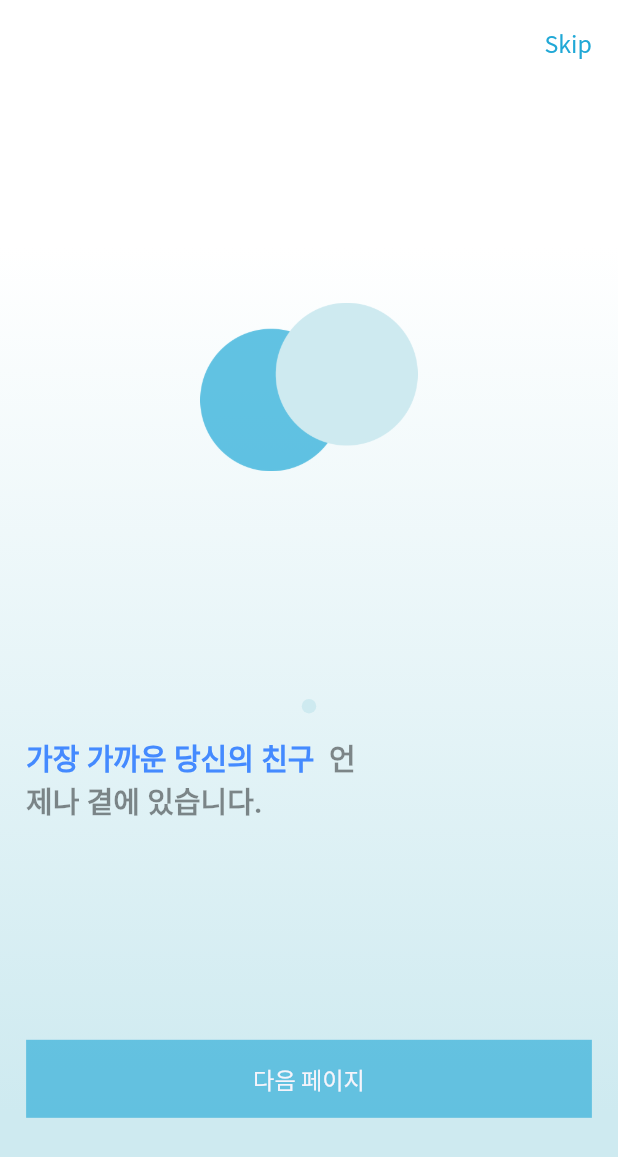
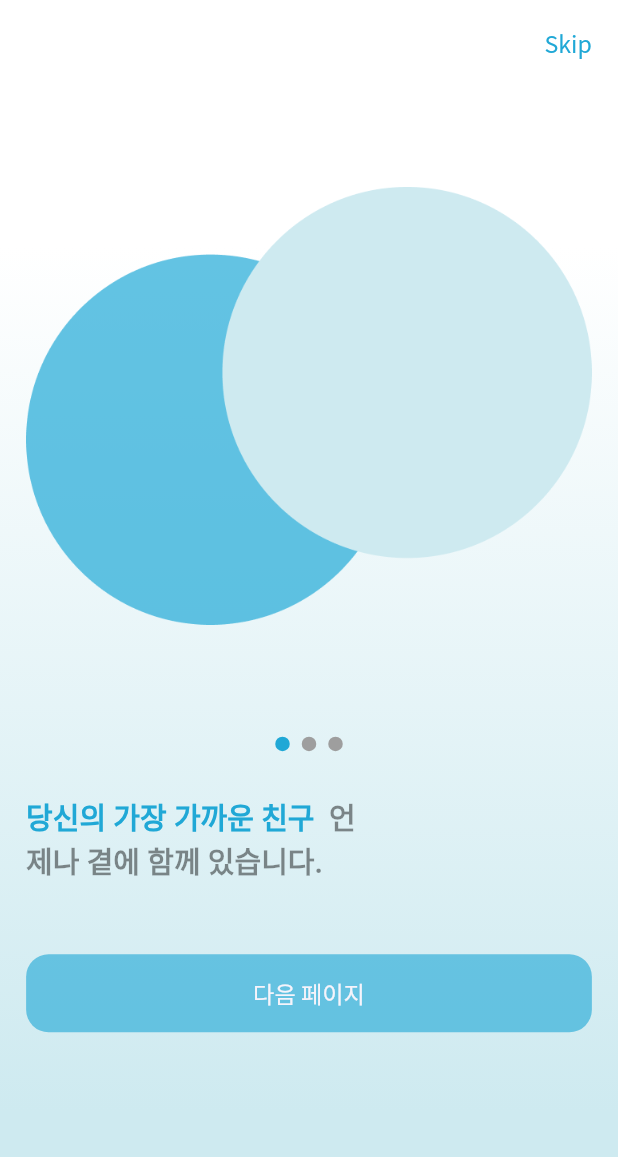
Before and after one commit to katcrow/myFirstProject, a Flutter app: the screen it shows after launch, on a phone screen of 412 x 824 dp. Shown: the top 1157 px of the screen. Run offline on Flutter 3.47's test engine with Material 2 defaults, Android fonts, the phone set to English and light mode, and no system bars; drawn by our look-alikes of smooth_page_indicator; our stand-ins replace flutter_screenutil, get, typewritertext.

Commit message:
온보드 리팩토링

```diff
--- a/lib/binding/main_binding.dart
+++ b/lib/binding/main_binding.dart
@@ -4,8 +4,17 @@ import 'package:get/get.dart';
 
 class MainBinding extends Bindings {
   @override
-  void dependencies() {
+  void dependencies() async {
+
+    await initializeFirebase();
+
     Get.put<WelcomeController>(WelcomeController());
     Get.put<OnboardingController>(OnboardingController());
+
+    // Get.lazyPut<OnboardingController>(()=>OnboardingController(), fenix: true);
+  }
+
+  Future initializeFirebase() async {
+    // Get.lazyPut<OnboardingController>(()=>OnboardingController(), fenix: true);
   }
 }
--- a/lib/core/theme/custom_text.dart
+++ b/lib/core/theme/custom_text.dart
@@ -5,5 +5,8 @@ class CustomText{
   static const String brand_name_1 = '첫번째';
   static const String brand_name_2 = '멘탈헬스케어 프로젝트';
 
+  static const String onboard_page_subtitle1_1 = "당신의 가장 가까운 친구";
+  static const String onboard_page_subtitle2_1 = "  언제나 곁에 함께 있습니다.";
+
 
 }
--- a/lib/launchscreen/application/welcome_controller.dart
+++ b/lib/launchscreen/application/welcome_controller.dart
@@ -12,7 +12,7 @@ class WelcomeController extends GetxController {
   //-- 일정시간동안 잡아둬야 하기 때문에 async 처리 해야한다.
   void _departWelcome() async {
     await Future.delayed(Duration(seconds: 5));
-    //-- 4초 뒤 온보드 화면으로 라우팅한다.
+    //-- 5초 뒤 온보드 화면으로 라우팅한다.
     Get.offAllNamed(Routes.ONBOARD);
   }
 }
--- a/lib/launchscreen/presentation/welcome_screen.dart
+++ b/lib/launchscreen/presentation/welcome_screen.dart
@@ -20,7 +20,7 @@ class WelcomeScreen extends StatelessWidget {
               style: TextStyle(
                 fontWeight: FontWeight.bold,
                 fontSize: 24.0.sp,
-                color: AppColors.mentalBrandLightColor,
+                color: AppColors.mentalBrandColor2,
               ),
             ),
             SizedBox(width: 10.0.w),
@@ -31,7 +31,7 @@ class WelcomeScreen extends StatelessWidget {
                 style: TextStyle(
                   fontWeight: FontWeight.bold,
                   fontSize: 24.0.sp,
-                  color: AppColors.mentalBrandColor2,
+                  color: Colors.black45,
                 ),
               ),
             ),
--- a/lib/main.dart
+++ b/lib/main.dart
@@ -19,8 +19,8 @@
       minTextAdapt: true,
       splitScreenMode: true,
       builder: (context, child) => GetMaterialApp(
+        debugShowCheckedModeBanner: false,
         initialBinding: MainBinding(),
-        debugShowCheckedModeBanner: false,
         title: 'My First Project',
         theme: ThemeData(
           primarySwatch: Colors.blue,
--- a/lib/onboard/application/onboard_controller.dart
+++ b/lib/onboard/application/onboard_controller.dart
@@ -2,7 +2,7 @@ import 'package:flutter/widgets.dart';
 import 'package:get/get.dart';
 
 class OnboardingController extends GetxController {
-  // 페이지 컨트롤러, 초기화를 바로 못해서 그런가 late, onReady에서 하지 뭐
+  //--
   late PageController pageController;
 
   @override
--- a/lib/onboard/presentation/onboard_screen.dart
+++ b/lib/onboard/presentation/onboard_screen.dart
@@ -1,9 +1,11 @@
 import 'package:first_mental_health/core/theme/app_colors.dart';
+import 'package:first_mental_health/core/theme/custom_text.dart';
 import 'package:first_mental_health/onboard/application/onboard_controller.dart';
+import 'package:first_mental_health/onboard/widgets/onboard_template.dart';
 import 'package:flutter/material.dart';
-import 'package:flutter_screenutil/flutter_screenutil.dart';
 import 'package:get/get.dart';
-import 'package:smooth_page_indicator/smooth_page_indicator.dart';
+// import 'package:flutter_screenutil/flutter_screenutil.dart';
+// import 'package:smooth_page_indicator/smooth_page_indicator.dart';
 
 class OnboardingScreen extends StatelessWidget {
   const OnboardingScreen({Key? key}) : super(key: key);
@@ -11,7 +13,7 @@ class OnboardingScreen extends StatelessWidget {
   @override
   Widget build(BuildContext context) {
     // pageController
-    // OnboardingController _controller = Get.put(OnboardingController());
+    OnboardingController _controller = Get.put(OnboardingController());
 
     return Scaffold(
       body: SafeArea(
@@ -21,128 +23,43 @@ class OnboardingScreen extends StatelessWidget {
               begin: Alignment.topCenter,
               end: Alignment.bottomCenter,
               colors: [Colors.white, AppColors.mentalBrandColor],
-                  stops: [0.2, 0.9])),
-          child: Container(
-            padding: EdgeInsets.all(18.0.h),
-            child: Column(
-              children: [
-                //-- skip 영역
-                GestureDetector(
-                  onTap: () {
-                    Get.offAllNamed("/login");
-                  },
-                  child: Row(
-                    mainAxisAlignment: MainAxisAlignment.end,
-                    children: [
-                      //-- text Button 또는 그냥 텍스트
-                      Text(
-                        "Skip",
-                        style: TextStyle(
-                          color: AppColors.mentalBrandColor2,
-                          fontSize: 16.sp,
-                          fontWeight: FontWeight.w500,
-                        ),
-                      )
-                    ],
+              stops: [0.2, 0.9],
             ),
           ),
-                SizedBox(height: 25.0.h),
-                //-- 이미지 영역
-                SizedBox(
-                  height: 400.h,
-                  child: Container(
-                    height: 150.0.h,
-                    width: 150.0.h,
-                    decoration: BoxDecoration(
-                      image: DecorationImage(
-                        image: AssetImage("assets/images/logo.png"),
-                        fit: BoxFit.contain,
+          child: PageView(
+            controller: _controller.pageController,
+            children: [
+              OnboardTemplate(
+                pageController: _controller.pageController,
+                image: "assets/images/logo.png",
+                subTitle1: CustomText.onboard_page_subtitle1_1,
+                subTitle2: CustomText.onboard_page_subtitle2_1,
+                isSmallImage: true,
+                onPressed: _controller.nextPage, // 함수를 넘기기때문에 () 는 없이 보낸다.
+                skipButtonPressed: ()=> Get.offAllNamed("/login"),
               ),
+              OnboardTemplate(
+                pageController: _controller.pageController,
+                image: "assets/images/logo.png",
+                subTitle1: CustomText.onboard_page_subtitle1_1,
+                subTitle2: CustomText.onboard_page_subtitle2_1,
+                isSmallImage: false,
+                onPressed: _controller.nextPage, // 함수를 넘기기때문에 () 는 없이 보낸다.
+                skipButtonPressed: ()=> Get.offAllNamed("/login"),
               ),
-                  ),
-                ),
-                SizedBox(height: 15.0.h),
-                //-- dot 영역
-                SmoothPageIndicator(
-                  controller: Get.find<OnboardingController>().pageController,
-                  count: 1,
-                  effect: WormEffect(
-                      dotHeight: 10.0.h,
-                      dotWidth: 10.0.h,
-                      activeDotColor: AppColors.mentalBrandColor),
-                  onDotClicked: (index) {
-                    Get.find<OnboardingController>().pageController.animateToPage(
-                          index,
-                          duration: Duration(milliseconds: 300),
-                          curve: Curves.easeIn,
-                        );
-                  },
-                ),
-                SizedBox(height: 15.0.h),
-                //-- 첫번째 텍스트
-                Padding(
-                  padding: EdgeInsets.only(right: 150.w),
-                  child: RichText(
-                    text: TextSpan(
-                      text: "가장 가까운 당신의 친구",
-                      style: TextStyle(
-                        fontWeight: FontWeight.bold,
-                        fontSize: 20.0.sp,
-                        color: Colors.blueAccent,
-                        height: 1.5,
-                      ),
-                      children: [
-                        TextSpan(
-                          text: "  언제나 곁에 있습니다.",
-                          style: TextStyle(
-                            fontSize: 20.0.sp,
-                            fontWeight: FontWeight.bold,
-                            color: Colors.black45,
-                            height: 1.5,
-                          ),
+              OnboardTemplate(
+                pageController: _controller.pageController,
+                image: "assets/images/logo.png",
+                subTitle1: CustomText.onboard_page_subtitle1_1,
+                subTitle2: CustomText.onboard_page_subtitle2_1,
+                isSmallImage: false,
+                onPressed: _controller.nextPage, // 함수를 넘기기때문에 () 는 없이 보낸다.
+                skipButtonPressed: ()=> Get.offAllNamed("/login"),
               ),
             ],
           ),
         ),
       ),
-                SizedBox(height: 150.h),
-                //-- 버튼
-                GestureDetector(
-                  onTap: (){
-                    Get.offAllNamed("/login");
-                  },
-                  child: Container(
-                    padding: EdgeInsets.all(15.0.h),
-                    width: MediaQuery.of(context).size.width,
-                    decoration: BoxDecoration(
-                      color: AppColors.mentalBrandColor2.withOpacity(0.62),
-                    ),
-                    child: Center(child: Text("다음 페이지", style: TextStyle(
-                      fontWeight: FontWeight.normal,
-                      fontSize: 16.sp,
-                      color: AppColors.mentalBrandLightColor,
-                    ),)),
-                  ),
-                )
-              ],
-            ),
-          ),
-
-          // child: PageView(
-          //   //-- 페이지 컨트롤러가 필요함:해당페이지 정보를 알아야 함
-          //   // onboard 컨트롤러를 만들자
-          //   // controller: _controller.pageController,
-          //   controller: Get.find<OnboardingController>().pageController,
-          //   children: [
-          //     //-- 첫번째 페이지 , stl 위젯을 하나 만들어서 공통으로 사용하자
-          //
-          //     //-- 두번째 페이지
-          //
-          //     //-- 세번째 페이지
-          //   ],
-          // ),
-        ),
-      ),
     );
   }
 }
--- a/lib/onboard/widgets/onboard_template.dart
+++ b/lib/onboard/widgets/onboard_template.dart
@@ -1,6 +1,7 @@
 import 'package:first_mental_health/core/theme/app_colors.dart';
 import 'package:flutter/material.dart';
 import 'package:flutter_screenutil/flutter_screenutil.dart';
+// import 'package:get/get.dart';
 import 'package:smooth_page_indicator/smooth_page_indicator.dart';
 
 class OnboardTemplate extends StatelessWidget {
@@ -9,6 +10,7 @@ class OnboardTemplate extends StatelessWidget {
   final String image; // 대표 이미지 경로
   final String subTitle1;
   final String subTitle2;
+  final bool isSmallImage;
   final VoidCallback onPressed; // 버튼 클릭 시 이벤트
   final VoidCallback skipButtonPressed; // 스킵하자는 버튼 , 바로 로그인으로
 
@@ -18,40 +20,56 @@ class OnboardTemplate extends StatelessWidget {
     required this.image,
     required this.subTitle1,
     required this.subTitle2,
+    required this.isSmallImage,
     required this.onPressed,
     required this.skipButtonPressed,
   }) : super(key: key);
 
   @override
   Widget build(BuildContext context) {
+    debugPrint("controller page : ${isSmallImage}");
+
     /// 전체는 컬럼으로 이루어져 있으며,
     /// 첫번재 로우 영역은 맨 끝으로 해서 스킵버튼 만든다.
     return Container(
+      padding: EdgeInsets.all(18.0.h),
       child: Column(
         children: [
           //-- skip 영역
-          Row(
+          GestureDetector(
+            onTap: () {
+              skipButtonPressed;
+            },
+            child: Row(
               mainAxisAlignment: MainAxisAlignment.end,
               children: [
                 //-- text Button 또는 그냥 텍스트
                 Text(
                   "Skip",
                   style: TextStyle(
-                  color: Colors.black,
-                  fontSize: 20.sp,
+                    color: AppColors.mentalBrandColor2,
+                    fontSize: 16.sp,
                     fontWeight: FontWeight.w500,
                   ),
                 )
               ],
             ),
+          ),
           SizedBox(height: 25.0.h),
           //-- 이미지 영역
-          Container(
-            height: 450.0.h,
+          SizedBox(
+            height: MediaQuery.of(context).size.height * 0.5,
+            // height: 300.h,
+            child: Container(
+              height: isSmallImage == true
+                  ? MediaQuery.of(context).size.height * 0.5
+                  : MediaQuery.of(context).size.height * 0.5,
+              // width: pageController.page == 0 ? 150.0.h : 300.h,
               decoration: BoxDecoration(
                 image: DecorationImage(
                   image: AssetImage(image),
-                fit: BoxFit.cover,
+                  fit: BoxFit.contain,
+                ),
               ),
             ),
           ),
@@ -61,7 +79,10 @@ class OnboardTemplate extends StatelessWidget {
             controller: pageController,
             count: 3,
             effect: WormEffect(
-                dotHeight: 10.0.h, dotWidth: 10.0.h, activeDotColor: AppColors.mentalBrandColor),
+              dotHeight: 10.0.h,
+              dotWidth: 10.0.h,
+              activeDotColor: AppColors.mentalBrandColor2,
+            ),
             onDotClicked: (index) {
               pageController.animateToPage(
                 index,
@@ -70,10 +91,58 @@ class OnboardTemplate extends StatelessWidget {
               );
             },
           ),
-          SizedBox(height: 15.0.h),
-          //-- 첫번째 텍스트
-
-          //-- 두번째 텍스트
+          SizedBox(height: 30.0.h),
+          //-- 텍스트
+          Padding(
+            padding: EdgeInsets.only(right: 150.w),
+            child: RichText(
+              text: TextSpan(
+                text: subTitle1,
+                style: TextStyle(
+                  fontWeight: FontWeight.bold,
+                  fontSize: 20.0.sp,
+                  color: AppColors.mentalBrandColor2,
+                  height: 1.5,
+                ),
+                children: [
+                  TextSpan(
+                    text: subTitle2,
+                    style: TextStyle(
+                      fontSize: 20.0.sp,
+                      fontWeight: FontWeight.bold,
+                      color: Colors.black45,
+                      height: 1.5,
+                    ),
+                  ),
+                ],
+              ),
+            ),
+          ),
+          SizedBox(height: 50.h),
+          //-- 하단 버튼
+          GestureDetector(
+            onTap: () {
+              onPressed;
+            },
+            child: Container(
+              padding: EdgeInsets.all(15.0.h),
+              width: MediaQuery.of(context).size.width,
+              decoration: BoxDecoration(
+                color: AppColors.mentalBrandColor2.withOpacity(0.62),
+                borderRadius: BorderRadius.circular(15),
+              ),
+              child: Center(
+                child: Text(
+                  pageController.page != 2 ? "다음 페이지" : "로그인",
+                  style: TextStyle(
+                    fontWeight: FontWeight.normal,
+                    fontSize: 16.sp,
+                    color: AppColors.mentalBrandLightColor,
+                  ),
+                ),
+              ),
+            ),
+          )
         ],
       ),
     );
```
Also changed, not shown: lib/routes/app_pages.dart (+6 -1 lines). Lines whose indentation alone changed are shown as unchanged.
